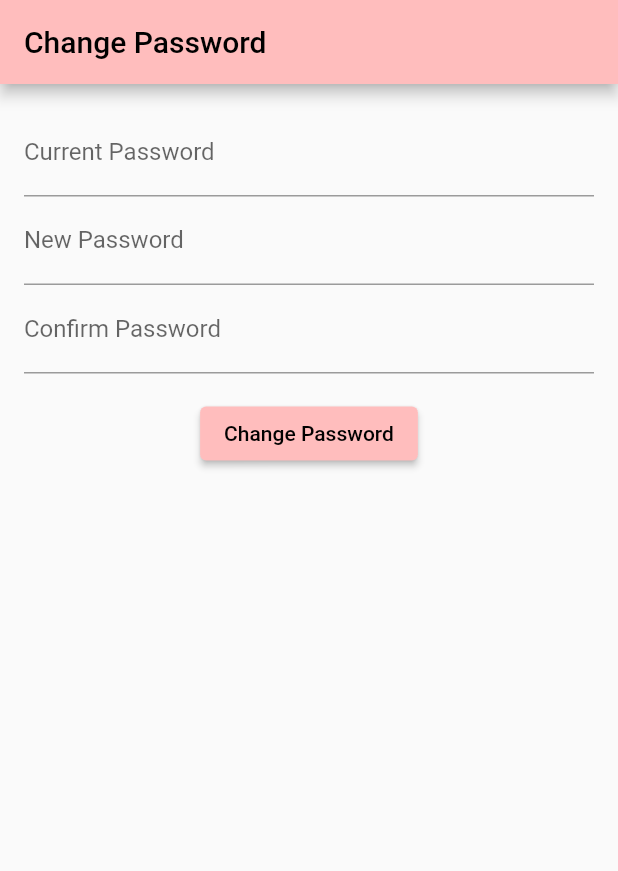
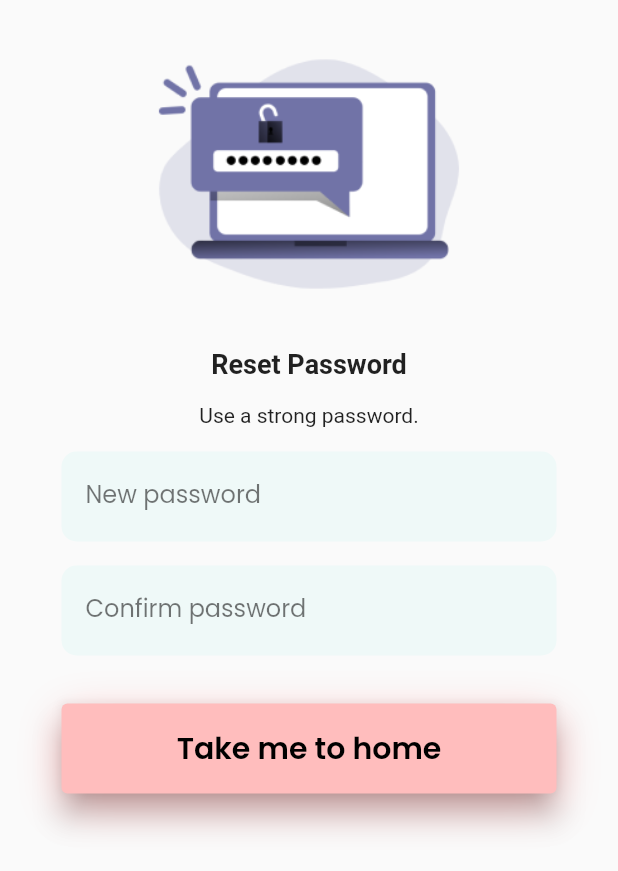
Before and after one commit to shiX0/Medwell, a Flutter app: the ChangePasswordPage screen opened directly, on a phone screen of 412 x 824 dp. Shown: the top 871 px of the screen. Run offline on Flutter 3.47's test engine with Material 2 defaults, Android fonts, the phone set to English and light mode, and no system bars; our stand-ins replace cloud_firestore, firebase_auth, firebase_core, firebase_messaging, fluentui_icons, flutter_local_notifications and 4 more; accounts and stored records are empty.

Commit message:
Updated new code in Changepasswordpage.dart

```diff
--- a/lib/Screens/Changepasswordpage.dart
+++ b/lib/Screens/Changepasswordpage.dart
@@ -1,98 +1,40 @@
 import 'package:flutter/material.dart';
+import 'package:medwell/Components/CustomButton.dart';
+import 'package:medwell/Components/InputField.dart';
 
-void main() {
-  runApp(MyApp());
-}
-
-class MyApp extends StatelessWidget {
-  @override
-  Widget build(BuildContext context) {
-    return MaterialApp(
-      title: 'Change Password',
-      theme: ThemeData(
-        primarySwatch: Colors.blue,
-      ),
-      home: ChangePasswordPage(),
-    );
-  }
-}
-
-class ChangePasswordPage extends StatefulWidget {
-  @override
-  _ChangePasswordPageState createState() => _ChangePasswordPageState();
-}
-
-class _ChangePasswordPageState extends State<ChangePasswordPage> {
-  TextEditingController _currentPasswordController = TextEditingController();
-  TextEditingController _newPasswordController = TextEditingController();
-  TextEditingController _confirmPasswordController = TextEditingController();
-
+class ChangePasswordPage extends StatelessWidget {
   @override
   Widget build(BuildContext context) {
     return Scaffold(
-      appBar: AppBar(
-        title: Text('Change Password'),
-      ),
-      body: Padding(
-        padding: EdgeInsets.all(16.0),
+      body: SingleChildScrollView(
+        child: Center(
           child: Column(
             children: [
-            TextFormField(
-              controller: _currentPasswordController,
-              decoration: InputDecoration(
-                labelText: 'Current Password',
+              Container(
+                padding: EdgeInsets.all(16),
+                child: Image.asset(
+                  'assets/images/Password_Monochromatic 1.png',
+                  height: 200,
                 ),
-              obscureText: true,
               ),
-            TextFormField(
-              controller: _newPasswordController,
-              decoration: InputDecoration(
-                labelText: 'New Password',
+              Text(
+                'Reset Password',
+                style: TextStyle(
+                  fontWeight: FontWeight.bold,
+                  fontSize: 18,
                 ),
-              obscureText: true,
               ),
-            TextFormField(
-              controller: _confirmPasswordController,
-              decoration: InputDecoration(
-                labelText: 'Confirm Password',
-              ),
-              obscureText: true,
-            ),
-            SizedBox(height: 16.0),
-            ElevatedButton(
-              onPressed: () {
-                // Add your change password logic here
-                String currentPassword = _currentPasswordController.text;
-                String newPassword = _newPasswordController.text;
-                String confirmPassword = _confirmPasswordController.text;
+              SizedBox(height: 16),
+              Text('Use a strong password.'),
+              SizedBox(height: 16),
+              CustomTextInputField(hintText: "New password", keyboardType: TextInputType.text,),
+              SizedBox(height: 16),
+              CustomTextInputField(hintText: "Confirm password", keyboardType: TextInputType.text),
 
-                if (newPassword == confirmPassword) {
-                  // Passwords match, proceed with changing password
-                  // Add your code here to change the password
-                  // For simplicity, let's just print the new password
-                  print('New password: $newPassword');
-                } else {
-                  // Passwords don't match, show an error message
-                  showDialog(
-                    context: context,
-                    builder: (context) => AlertDialog(
-                      title: Text('Error'),
-                      content: Text('Passwords do not match.'),
-                      actions: [
-                        TextButton(
-                          child: Text('OK'),
-                          onPressed: () {
-                            Navigator.of(context).pop();
-                          },
-                        ),
+              SizedBox(height: 32),
+              CustomButton(buttonText: "Take me to home",onPressed: (){},),
             ],
           ),
-                  );
-                }
-              },
-              child: Text('Change Password'),
-            ),
-          ],
         ),
       ),
     );
```
Lines whose indentation alone changed are shown as unchanged.
